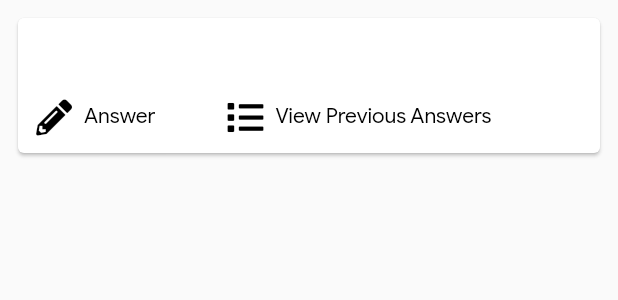
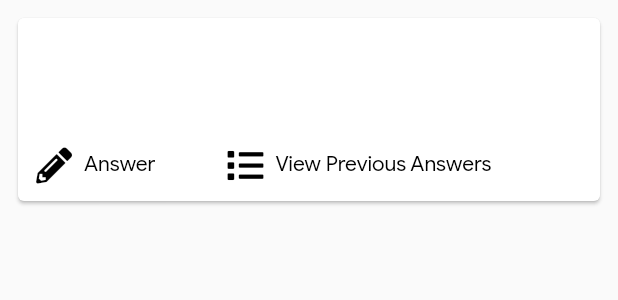
Before and after one commit to Pulkit-Sinha/Campus_Quora, a Flutter app: the QuestionTile widget shown alone on an empty page, opened directly with empty values, on a phone screen of 412 x 824 dp. Shown: the top 300 px of the screen. Run offline on Flutter 3.47's test engine with Material 2 defaults, Android fonts, the phone set to English and light mode, and no system bars; our stand-ins replace cloud_firestore, firebase_auth, firebase_core, flutter_spinkit, font_awesome_flutter, google_sign_in; accounts and stored records are empty.

Commit message:
Update question_tile

```diff
--- a/lib/feedData/question_tile.dart
+++ b/lib/feedData/question_tile.dart
@@ -23,6 +23,14 @@ class QuestionTile extends StatelessWidget {
                     //this will contain the question
                     question.question,
                     style: TextStyle(fontSize: 18),
+                  ),
+                ),
+                Container(
+                  margin: EdgeInsets.all(10),
+                  child: Text(
+                    //this will contain the question tag
+                    question.questionTag,
+                    style: TextStyle(fontSize: 10,color: Colors.purple),
                   ),
                 ),
                 Row(
@@ -52,7 +60,8 @@ class QuestionTile extends StatelessWidget {
                         color: Colors.black,
                       ),
                       onPressed: () {
-                        Navigator.of(context).pushNamed('/answerList',arguments: question.question);
+                        Navigator.of(context).pushNamed('/answerList',
+                            arguments: question.question);
                       },
                       label: FittedBox(
                         fit: BoxFit.contain,
```
